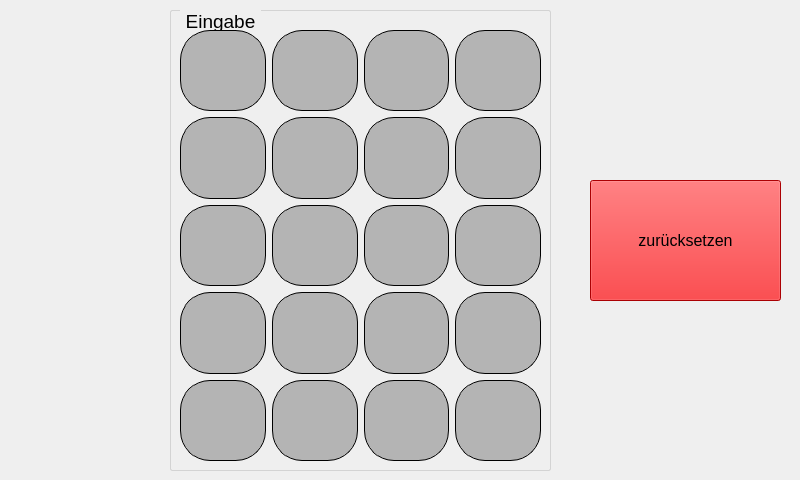
This is eingabewindow.ui in matthiaszipp/steinbuch as Qt 5 draws it before an edit. The edited form follows.
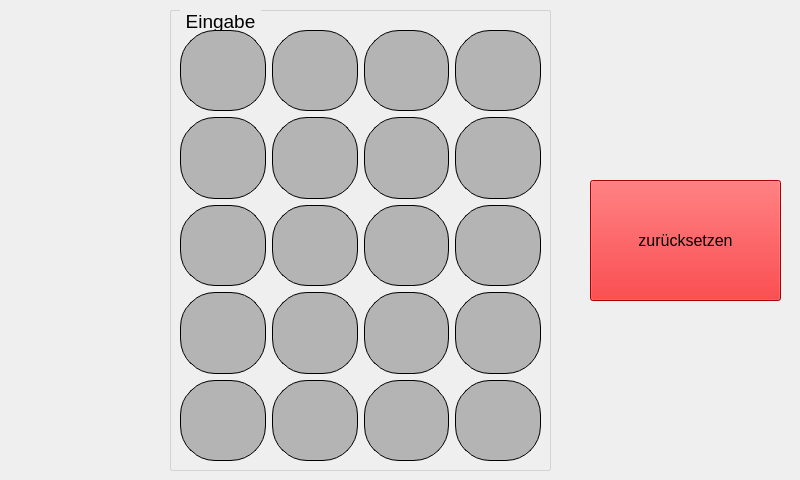
This is the edited form.

Diff of the .ui file:
```diff
--- a/eingabewindow.ui
+++ b/eingabewindow.ui
@@ -466,12 +466,12 @@
 color: black;
 background: rgb(180,180,180); 
 border: 1px solid;
-border-radius:30px;
+border-radius:35px;
 outline: 0;
 }
 
 QPushButton:checked{
-	background: rgb(255,220,0);
+	background: rgb(255,255,0);
 }
 
 QPushButton:hover:!pressed
```
Left out of the diff: 2 changed lines with no effect on the pictures.
